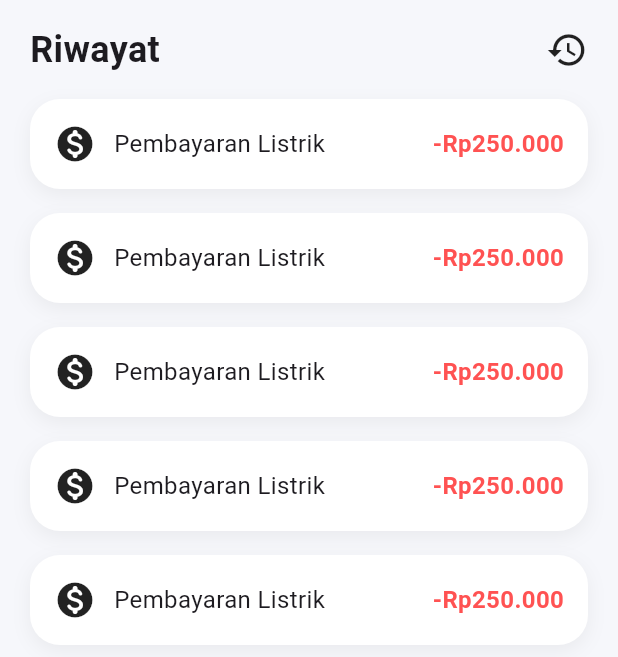
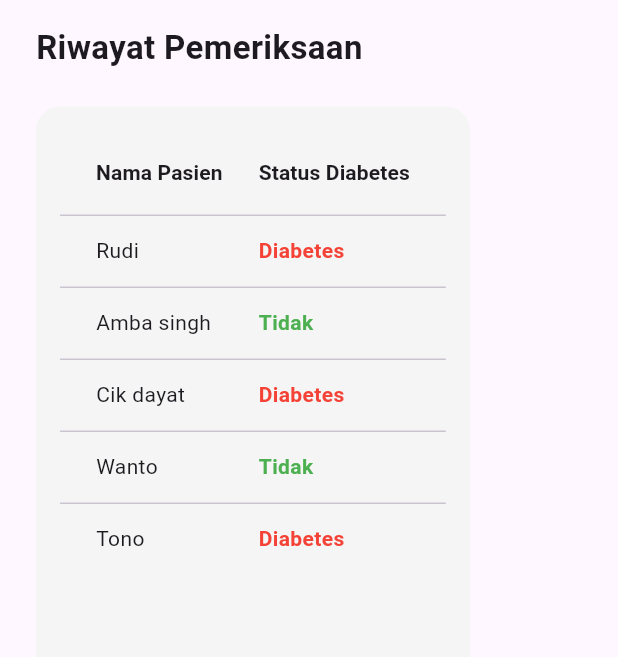
Before and after one commit to iFannJR/Apps_Flutter, a Flutter app: the RiwayatPage widget shown alone on an empty page, opened directly, on a phone screen of 412 x 824 dp. Shown: the top 657 px of the screen. Run offline on Flutter 3.47's test engine with Material 3 defaults, Android fonts, the phone set to English and light mode, and no system bars.

Commit message:
Riwayat
sementara

```diff
--- a/flutter_application_1/lib/dashboard_page.dart
+++ b/flutter_application_1/lib/dashboard_page.dart
@@ -1,4 +1,6 @@
 import 'package:flutter/material.dart';
+import 'riwayat_page.dart';
+
 
 class DashboardPage extends StatefulWidget {
   const DashboardPage({super.key});
@@ -16,11 +18,11 @@ class _DashboardPageState extends State<DashboardPage> {
     });
   }
 
-  final List<Widget> _pages = [
-    Center(child: Text('Riwayat', style: TextStyle(fontSize: 24))),
-    Center(child: Text('Klasifikasi', style: TextStyle(fontSize: 24))),
-    _DashboardHome(),
-  ];
+final List<Widget> _pages = [
+  const RiwayatPage(),
+  Center(child: Text('Klasifikasi', style: TextStyle(fontSize: 24))),
+  _DashboardHome(),
+];
 
   @override
   Widget build(BuildContext context) {
--- a/flutter_application_1/lib/riwayat_page.dart
+++ b/flutter_application_1/lib/riwayat_page.dart
@@ -1,81 +1,75 @@
 import 'package:flutter/material.dart';
 
-class RiwayatPage extends StatelessWidget {
+class RiwayatPage extends StatefulWidget {
   const RiwayatPage({super.key});
 
   @override
+  State<RiwayatPage> createState() => _RiwayatPageState();
+}
+
+class _RiwayatPageState extends State<RiwayatPage> {
+  final List<Map<String, String>> dataPasien = [
+    {'nama': 'Rudi', 'status': 'Diabetes'},
+    {'nama': 'Amba singh', 'status': 'Tidak'},
+    {'nama': 'Cik dayat', 'status': 'Diabetes'},
+    {'nama': 'Wanto', 'status': 'Tidak'},
+    {'nama': 'Tono', 'status': 'Diabetes'},
+  ];
+
+  @override
   Widget build(BuildContext context) {
-    return Scaffold(
-      backgroundColor: const Color(0xFFF6F7FB),
-      body: SafeArea(
+    return SafeArea(
+      child: Padding(
+        padding: const EdgeInsets.symmetric(horizontal: 24, vertical: 16),
         child: Column(
+          crossAxisAlignment: CrossAxisAlignment.start,
           children: [
-            // Header
-            Padding(
-              padding: const EdgeInsets.symmetric(horizontal: 20, vertical: 16),
-              child: Row(
-                mainAxisAlignment: MainAxisAlignment.spaceBetween,
-                children: const [
-                  Text(
-                    "Riwayat",
-                    style: TextStyle(
-                      fontSize: 24,
-                      fontWeight: FontWeight.w700,
-                    ),
-                  ),
-                  Icon(Icons.history, size: 28)
-                ],
-              ),
+            const Text(
+              "Riwayat Pemeriksaan",
+              style: TextStyle(fontSize: 22, fontWeight: FontWeight.bold),
             ),
-
-            // Animated List
+            const SizedBox(height: 24),
             Expanded(
-              child: ListView.builder(
-                padding: const EdgeInsets.symmetric(horizontal: 20),
-                itemCount: 5,
-                itemBuilder: (context, index) {
-                  return AnimatedContainer(
-                    duration: Duration(milliseconds: 500 + (index * 100)),
-                    curve: Curves.easeInOut,
-                    margin: const EdgeInsets.only(bottom: 16),
-                    padding: const EdgeInsets.all(16),
-                    decoration: BoxDecoration(
-                      color: Colors.white,
-                      borderRadius: BorderRadius.circular(20),
-                      boxShadow: [
-                        BoxShadow(
-                          color: Colors.grey.withOpacity(0.15),
-                          blurRadius: 10,
-                          offset: Offset(0, 4),
-                        )
-                      ],
-                    ),
-                    child: Row(
-                      mainAxisAlignment: MainAxisAlignment.spaceBetween,
-                      children: [
-                        Row(
-                          children: const [
-                            Icon(Icons.monetization_on_rounded,
-                                size: 28, color: Colors.black87),
-                            SizedBox(width: 12),
-                            Text(
-                              "Pembayaran Listrik",
-                              style: TextStyle(fontSize: 16),
+              child: Container(
+                padding: const EdgeInsets.all(16),
+                decoration: BoxDecoration(
+                  color: Colors.grey[100],
+                  borderRadius: BorderRadius.circular(16),
+                ),
+                child: SingleChildScrollView(
+                  scrollDirection: Axis.horizontal,
+                  child: DataTable(
+                    columnSpacing: 24,
+                    columns: const [
+                      DataColumn(
+                        label: Text('Nama Pasien',
+                            style: TextStyle(fontWeight: FontWeight.bold)),
+                      ),
+                      DataColumn(
+                        label: Text('Status Diabetes',
+                            style: TextStyle(fontWeight: FontWeight.bold)),
+                      ),
+                    ],
+                    rows: dataPasien.map((pasien) {
+                      return DataRow(cells: [
+                        DataCell(Text(pasien['nama']!)),
+                        DataCell(
+                          Text(
+                            pasien['status'] == 'Diabetes'
+                                ? 'Diabetes'
+                                : 'Tidak',
+                            style: TextStyle(
+                              color: pasien['status'] == 'Diabetes'
+                                  ? Colors.red
+                                  : Colors.green,
+                              fontWeight: FontWeight.w600,
                             ),
-                          ],
-                        ),
-                        const Text(
-                          "-Rp250.000",
-                          style: TextStyle(
-                            fontSize: 16,
-                            color: Colors.redAccent,
-                            fontWeight: FontWeight.bold,
                           ),
                         ),
-                      ],
-                    ),
-                  );
-                },
+                      ]);
+                    }).toList(),
+                  ),
+                ),
               ),
             ),
           ],
```
